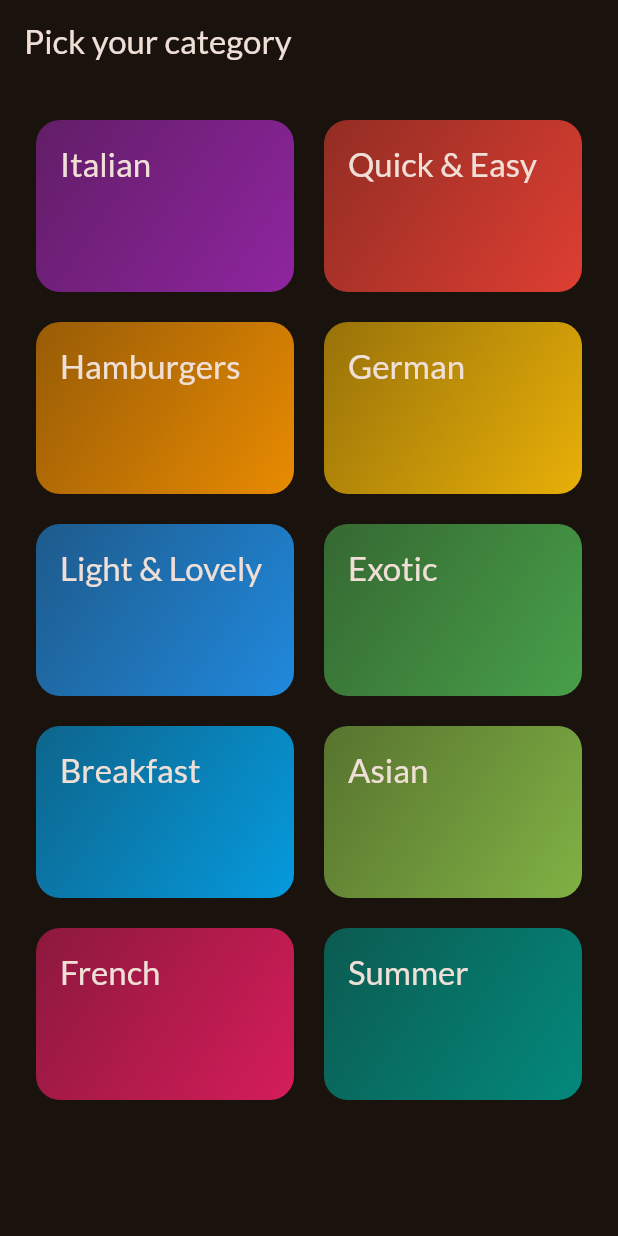
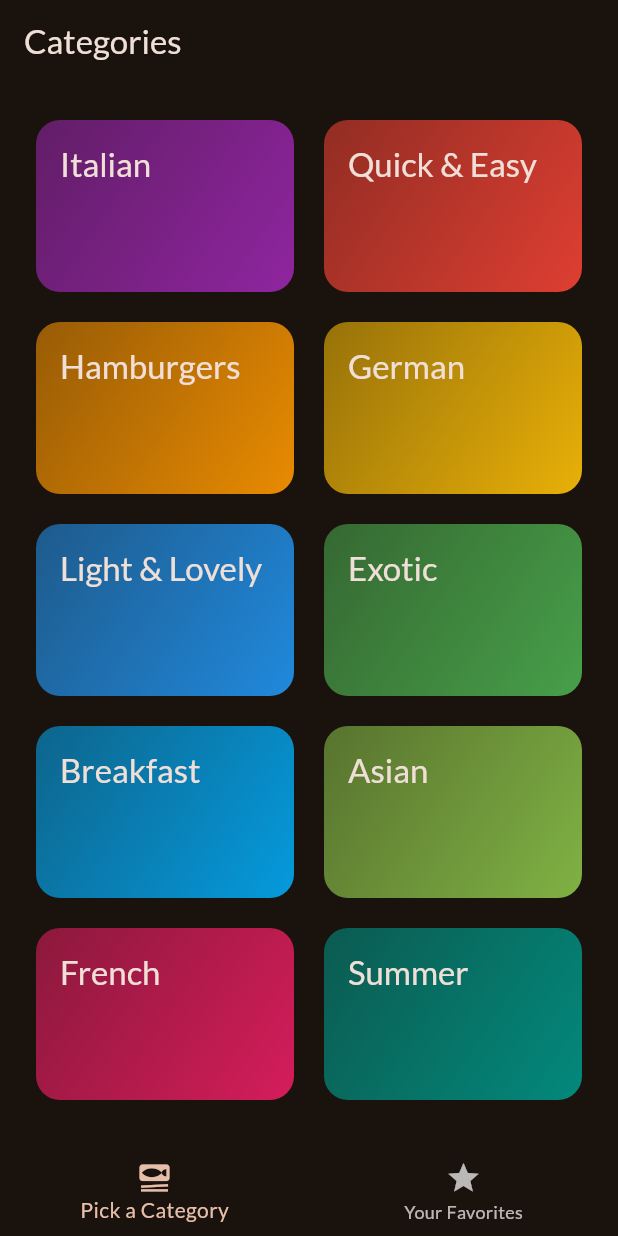
Before and after one commit to AubisDev/meals_app, a Flutter app: the screen it shows after launch, on a phone screen of 412 x 824 dp. Run offline on Flutter 3.47's test engine with Material 2 defaults, Android fonts, the phone set to English and light mode, and no system bars; our stand-ins replace google_fonts, transparent_image.

Commit message:
feat: added a bottom navigation and favs screen

```diff
--- a/lib/main.dart
+++ b/lib/main.dart
@@ -2,6 +2,7 @@ import 'package:flutter/material.dart';
 
 import 'package:google_fonts/google_fonts.dart';
 import 'package:meals_app/screens/categories.dart';
+import 'package:meals_app/screens/tabs.dart';
 
 final theme = ThemeData(
   useMaterial3: true,
@@ -21,6 +22,6 @@ class App extends StatelessWidget {
 
   @override
   Widget build(BuildContext context) {
-    return MaterialApp(theme: theme, home: const CategoriesScreen());
+    return MaterialApp(theme: theme, home: const TabsScreen());
   }
 }
--- a/lib/screens/categories.dart
+++ b/lib/screens/categories.dart
@@ -25,11 +25,7 @@ class CategoriesScreen extends StatelessWidget {
 
   @override
   Widget build(BuildContext context) {
-    return Scaffold(
-      appBar: AppBar(
-        title: const Text('Pick your category'),
-      ),
-      body: GridView(
+    return GridView(
       padding: const EdgeInsets.all(24),
       gridDelegate: const SliverGridDelegateWithFixedCrossAxisCount(
         crossAxisCount: 2,
@@ -46,7 +42,6 @@ class CategoriesScreen extends StatelessWidget {
             },
           )
       ],
-      ),
     );
   }
 }
--- a/lib/screens/meals.dart
+++ b/lib/screens/meals.dart
@@ -5,9 +5,9 @@ import 'package:meals_app/widgets/meal_details_item.dart';
 import '../models/meal.dart';
 
 class MealsScreen extends StatelessWidget {
-  const MealsScreen({super.key, required this.meals, required this.title});
+  const MealsScreen({super.key, required this.meals, this.title});
 
-  final String title;
+  final String? title;
   final List<Meal> meals;
 
   void _selectMeal(BuildContext context, Meal meal) {
@@ -58,9 +58,13 @@ class MealsScreen extends StatelessWidget {
         ),
       );
     }
+
+    if (title == null) {
+      return content;
+    }
     return Scaffold(
         appBar: AppBar(
-          title: Text(title),
+          title: Text(title!),
         ),
         body: content);
   }
--- /dev/null
+++ b/lib/screens/tabs.dart
@@ -0,0 +1,45 @@
+import 'package:flutter/material.dart';
+import 'package:meals_app/screens/categories.dart';
+import 'package:meals_app/screens/meals.dart';
+
+class TabsScreen extends StatefulWidget {
+  const TabsScreen({super.key});
+
+  @override
+  State<TabsScreen> createState() => _TabsScreenState();
+}
+
+class _TabsScreenState extends State<TabsScreen> {
+  int _selectPageIndex = 0;
+
+  void _selectPage(int index) {
+    setState(() {
+      _selectPageIndex = index;
+    });
+  }
+
+  @override
+  Widget build(BuildContext context) {
+    Widget activePage = const CategoriesScreen();
+    var activePageTitle = 'Categories';
+
+    if (_selectPageIndex == 1) {
+      activePage = const MealsScreen(meals: []);
+      activePageTitle = 'Favorites';
+    }
+    return Scaffold(
+      appBar: AppBar(title: Text(activePageTitle)),
+      body: activePage,
+      bottomNavigationBar: BottomNavigationBar(
+        onTap: _selectPage,
+        currentIndex: _selectPageIndex,
+        items: const [
+          BottomNavigationBarItem(
+              icon: Icon(Icons.set_meal), label: 'Pick a Category'),
+          BottomNavigationBarItem(
+              icon: Icon(Icons.star), label: 'Your Favorites'),
+        ],
+      ),
+    );
+  }
+}
```
Lines whose indentation alone changed are shown as unchanged.
